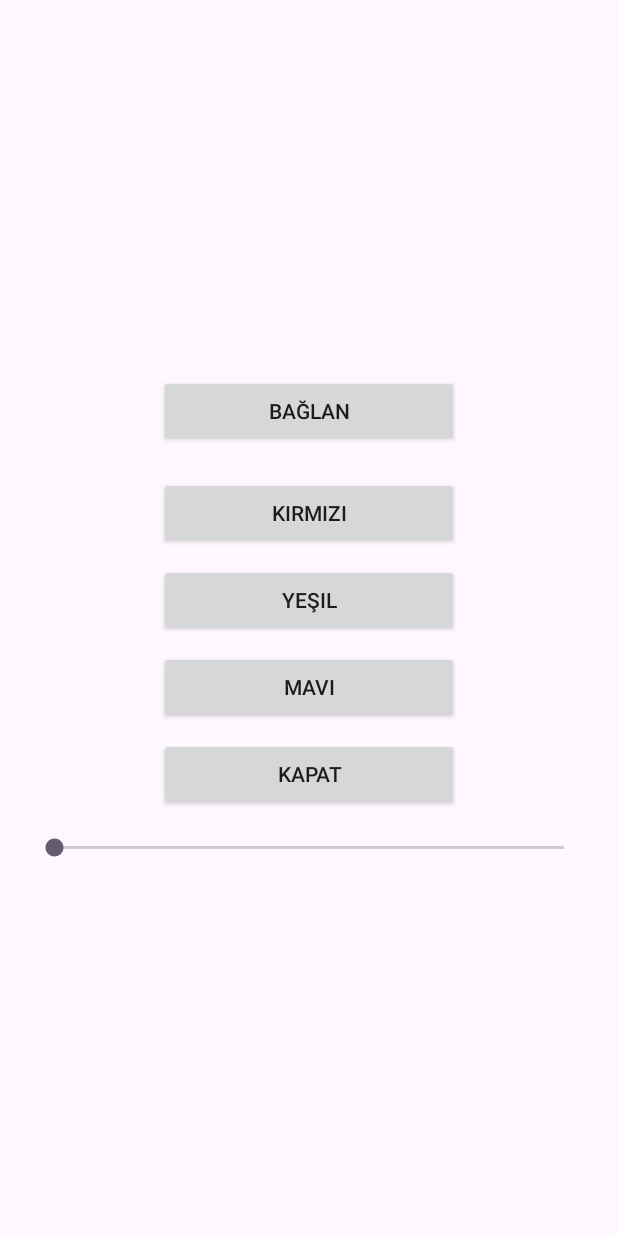
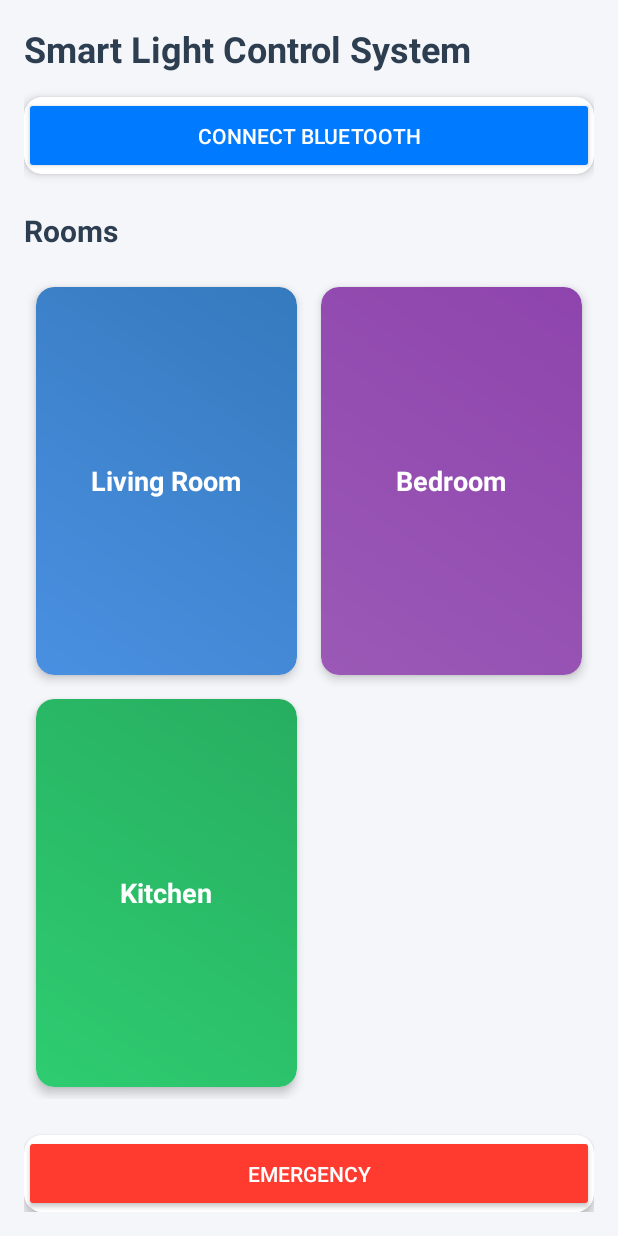
Before and after one commit to alperenSri/Light-Control-System, an Android app: the screen it shows after launch (MainActivity), on a phone screen of 412 x 824 dp. Run offline under Robolectric (Android 15) with nearby library versions, the phone set to English and light mode, and no system bars.

Commit message:
completed-ui
ui completed

```diff
--- a/app/src/main/AndroidManifest.xml
+++ b/app/src/main/AndroidManifest.xml
@@ -27,6 +27,9 @@
                 <category android:name="android.intent.category.LAUNCHER" />
             </intent-filter>
         </activity>
+        <activity
+            android:name=".RoomControlActivity"
+            android:exported="false" />
     </application>
 
 </manifest>
--- a/app/src/main/java/com/example/lightsystem/MainActivity.java
+++ b/app/src/main/java/com/example/lightsystem/MainActivity.java
@@ -4,14 +4,13 @@ import android.app.Activity;
 import android.bluetooth.BluetoothAdapter;
 import android.bluetooth.BluetoothDevice;
 import android.bluetooth.BluetoothSocket;
+import android.content.Intent;
 import android.content.pm.PackageManager;
 import android.os.Build;
 import android.os.Bundle;
-import android.view.View;
 import android.widget.Button;
-import android.widget.SeekBar;
 import android.widget.Toast;
-
+import androidx.cardview.widget.CardView;
 import androidx.annotation.NonNull;
 import androidx.annotation.RequiresApi;
 import androidx.core.app.ActivityCompat;
@@ -22,7 +21,6 @@ import java.util.Set;
 import java.util.UUID;
 
 public class MainActivity extends Activity {
-
     private static final String DEVICE_NAME = "ESP32_LED";
     private static final UUID UUID_PORT = UUID.fromString("00001101-0000-1000-8000-00805F9B34FB");
     private static final int REQUEST_BLUETOOTH_CONNECT = 100;
@@ -30,9 +28,10 @@ public class MainActivity extends Activity {
     BluetoothAdapter bluetoothAdapter;
     BluetoothDevice device;
     BluetoothSocket bluetoothSocket;
-    OutputStream outputStream;
+    public static OutputStream outputStream;
 
-    Button connectBtn, redBtn, greenBtn, blueBtn, offBtn;
+    private Button connectBtn, emergencyBtn;
+    private CardView room1Card, room2Card, room3Card;
 
     @RequiresApi(api = Build.VERSION_CODES.S)
     @Override
@@ -40,42 +39,49 @@ public class MainActivity extends Activity {
         super.onCreate(savedInstanceState);
         setContentView(R.layout.activity_main);
 
-        connectBtn = findViewById(R.id.connectBtn);
-        redBtn = findViewById(R.id.redBtn);
-        greenBtn = findViewById(R.id.greenBtn);
-        blueBtn = findViewById(R.id.blueBtn);
-        offBtn = findViewById(R.id.offBtn);
-
+        // Initialize Bluetooth
         bluetoothAdapter = BluetoothAdapter.getDefaultAdapter();
 
-        SeekBar brightnessSeekBar = findViewById(R.id.brightnessSeekBar);
+        // Initialize views
+        connectBtn = findViewById(R.id.connectBtn);
+        emergencyBtn = findViewById(R.id.emergencyBtn);
+        room1Card = findViewById(R.id.room1Card);
+        room2Card = findViewById(R.id.room2Card);
+        room3Card = findViewById(R.id.room3Card);
 
-        brightnessSeekBar.setOnSeekBarChangeListener(new SeekBar.OnSeekBarChangeListener() {
-            @Override
-            public void onProgressChanged(SeekBar seekBar, int progress, boolean fromUser) {
-                // 0-255 arası değer gönder
-                sendData("BRIGHT:" + progress + "\n");
-            }
-
-            @Override
-            public void onStartTrackingTouch(SeekBar seekBar) {}
-
-            @Override
-            public void onStopTrackingTouch(SeekBar seekBar) {}
-        });
-
+        // Check Bluetooth permissions
         if (ActivityCompat.checkSelfPermission(this,
                 android.Manifest.permission.BLUETOOTH_CONNECT) != PackageManager.PERMISSION_GRANTED) {
-            ActivityCompat.requestPermissions(this, new String[] { android.Manifest.permission.BLUETOOTH_CONNECT },
+            ActivityCompat.requestPermissions(this,
+                    new String[] { android.Manifest.permission.BLUETOOTH_CONNECT },
                     REQUEST_BLUETOOTH_CONNECT);
         }
 
+        // Set click listeners
         connectBtn.setOnClickListener(v -> connectToBluetooth());
 
-        redBtn.setOnClickListener(v -> sendData("RED\n"));
-        greenBtn.setOnClickListener(v -> sendData("GREEN\n"));
-        blueBtn.setOnClickListener(v -> sendData("BLUE\n"));
-        offBtn.setOnClickListener(v -> sendData("OFF\n"));
+        room1Card.setOnClickListener(v -> {
+            Intent intent = new Intent(MainActivity.this, RoomControlActivity.class);
+            intent.putExtra("ROOM_ID", 1);
+            intent.putExtra("ROOM_NAME", "Living Room");
+            startActivity(intent);
+        });
+
+        room2Card.setOnClickListener(v -> {
+            Intent intent = new Intent(MainActivity.this, RoomControlActivity.class);
+            intent.putExtra("ROOM_ID", 2);
+            intent.putExtra("ROOM_NAME", "Bedroom");
+            startActivity(intent);
+        });
+
+        room3Card.setOnClickListener(v -> {
+            Intent intent = new Intent(MainActivity.this, RoomControlActivity.class);
+            intent.putExtra("ROOM_ID", 3);
+            intent.putExtra("ROOM_NAME", "Kitchen");
+            startActivity(intent);
+        });
+
+        emergencyBtn.setOnClickListener(v -> activateEmergencyMode());
     }
 
     private void connectToBluetooth() {
@@ -113,20 +119,23 @@ public class MainActivity extends Activity {
         }
     }
 
-    private void sendData(String data) {
-        try {
-            if (outputStream != null) {
-                outputStream.write(data.getBytes());
-                Toast.makeText(this, "Gönderildi: " + data.trim(), Toast.LENGTH_SHORT).show();
+    private void activateEmergencyMode() {
+        if (outputStream != null) {
+            try {
+                // Turn all LEDs red
+                outputStream.write("EMERGENCY\n".getBytes());
+                Toast.makeText(this, "Acil durum modu aktif", Toast.LENGTH_SHORT).show();
+            } catch (IOException e) {
+                Toast.makeText(this, "Komut gönderilemedi", Toast.LENGTH_SHORT).show();
             }
-        } catch (IOException e) {
-            Toast.makeText(this, "Gönderim hatası", Toast.LENGTH_SHORT).show();
+        } else {
+            Toast.makeText(this, "Bluetooth bağlantısı yok", Toast.LENGTH_SHORT).show();
         }
     }
 
     @Override
     public void onRequestPermissionsResult(int requestCode, @NonNull String[] permissions,
-                                           @NonNull int[] grantResults) {
+            @NonNull int[] grantResults) {
         if (requestCode == REQUEST_BLUETOOTH_CONNECT && grantResults.length > 0
                 && grantResults[0] == PackageManager.PERMISSION_GRANTED) {
             Toast.makeText(this, "İzin verildi", Toast.LENGTH_SHORT).show();
@@ -134,4 +143,16 @@ public class MainActivity extends Activity {
             Toast.makeText(this, "İzin reddedildi", Toast.LENGTH_SHORT).show();
         }
     }
+
+    @Override
+    protected void onDestroy() {
+        super.onDestroy();
+        if (bluetoothSocket != null) {
+            try {
+                bluetoothSocket.close();
+            } catch (IOException e) {
+                e.printStackTrace();
+            }
+        }
+    }
 }
--- /dev/null
+++ b/app/src/main/res/drawable/bedroom_bg.xml
@@ -0,0 +1,8 @@
+<?xml version="1.0" encoding="utf-8"?>
+<shape xmlns:android="http://schemas.android.com/apk/res/android">
+    <gradient
+        android:startColor="#9B59B6"
+        android:endColor="#8E44AD"
+        android:angle="45"/>
+    <corners android:radius="12dp"/>
+</shape>
--- /dev/null
+++ b/app/src/main/res/drawable/kitchen_bg.xml
@@ -0,0 +1,8 @@
+<?xml version="1.0" encoding="utf-8"?>
+<shape xmlns:android="http://schemas.android.com/apk/res/android">
+    <gradient
+        android:startColor="#2ECC71"
+        android:endColor="#27AE60"
+        android:angle="45"/>
+    <corners android:radius="12dp"/>
+</shape>
--- /dev/null
+++ b/app/src/main/res/drawable/living_room_bg.xml
@@ -0,0 +1,8 @@
+<?xml version="1.0" encoding="utf-8"?>
+<shape xmlns:android="http://schemas.android.com/apk/res/android">
+    <gradient
+        android:startColor="#4A90E2"
+        android:endColor="#357ABD"
+        android:angle="45"/>
+    <corners android:radius="12dp"/>
+</shape>
--- a/app/src/main/res/layout/activity_main.xml
+++ b/app/src/main/res/layout/activity_main.xml
@@ -1,51 +1,155 @@
 <?xml version="1.0" encoding="utf-8"?>
 <LinearLayout xmlns:android="http://schemas.android.com/apk/res/android"
+    xmlns:app="http://schemas.android.com/apk/res-auto"
     android:orientation="vertical"
     android:layout_width="match_parent"
     android:layout_height="match_parent"
-    android:gravity="center"
-    android:padding="20dp">
+    android:background="#F5F6FA"
+    android:padding="16dp">
 
-    <Button
-        android:id="@+id/connectBtn"
-        android:text="Bağlan"
-        android:layout_width="200dp"
-        android:layout_height="wrap_content"
-        android:layout_marginBottom="20dp"/>
-
-    <Button
-        android:id="@+id/redBtn"
-        android:text="Kırmızı"
-        android:layout_width="200dp"
-        android:layout_height="wrap_content"
-        android:layout_marginBottom="10dp"/>
-
-    <Button
-        android:id="@+id/greenBtn"
-        android:text="Yeşil"
-        android:layout_width="200dp"
-        android:layout_height="wrap_content"
-        android:layout_marginBottom="10dp"/>
-
-    <Button
-        android:id="@+id/blueBtn"
-        android:text="Mavi"
-        android:layout_width="200dp"
-        android:layout_height="wrap_content"
-        android:layout_marginBottom="10dp"/>
-
-    <Button
-        android:id="@+id/offBtn"
-        android:text="Kapat"
-        android:layout_width="200dp"
-        android:layout_height="wrap_content"/>
-
-    <SeekBar
-        android:id="@+id/brightnessSeekBar"
+    <TextView
         android:layout_width="match_parent"
         android:layout_height="wrap_content"
-        android:max="255"
-        android:layout_marginTop="16dp"
-        />
+        android:text="Smart Light Control System"
+        android:textSize="24sp"
+        android:textStyle="bold"
+        android:textColor="#2C3E50"
+        android:layout_marginBottom="16dp"/>
+
+    <androidx.cardview.widget.CardView
+        android:layout_width="match_parent"
+        android:layout_height="wrap_content"
+        app:cardCornerRadius="12dp"
+        app:cardElevation="4dp"
+        android:layout_marginBottom="24dp">
+
+        <Button
+            android:id="@+id/connectBtn"
+            android:layout_width="match_parent"
+            android:layout_height="wrap_content"
+            android:text="Connect Bluetooth"
+            android:textColor="#FFFFFF"
+            android:backgroundTint="#007AFF"
+            android:padding="16dp"/>
+    </androidx.cardview.widget.CardView>
+
+    <TextView
+        android:layout_width="match_parent"
+        android:layout_height="wrap_content"
+        android:text="Rooms"
+        android:textSize="20sp"
+        android:textStyle="bold"
+        android:textColor="#2C3E50"
+        android:layout_marginBottom="16dp"/>
+
+    <GridLayout
+        android:layout_width="match_parent"
+        android:layout_height="0dp"
+        android:layout_weight="1"
+        android:columnCount="2"
+        android:rowCount="2">
+
+        <androidx.cardview.widget.CardView
+            android:id="@+id/room1Card"
+            android:layout_width="0dp"
+            android:layout_height="0dp"
+            android:layout_columnWeight="1"
+            android:layout_rowWeight="1"
+            android:layout_margin="8dp"
+            app:cardCornerRadius="12dp"
+            app:cardElevation="4dp">
+
+            <LinearLayout
+                android:layout_width="match_parent"
+                android:layout_height="match_parent"
+                android:orientation="vertical"
+                android:gravity="center"
+                android:background="@drawable/living_room_bg"
+                android:padding="16dp">
+
+                <TextView
+                    android:layout_width="wrap_content"
+                    android:layout_height="wrap_content"
+                    android:text="Living Room"
+                    android:textColor="#FFFFFF"
+                    android:textSize="18sp"
+                    android:textStyle="bold"/>
+            </LinearLayout>
+        </androidx.cardview.widget.CardView>
+
+        <androidx.cardview.widget.CardView
+            android:id="@+id/room2Card"
+            android:layout_width="0dp"
+            android:layout_height="0dp"
+            android:layout_columnWeight="1"
+            android:layout_rowWeight="1"
+            android:layout_margin="8dp"
+            app:cardCornerRadius="12dp"
+            app:cardElevation="4dp">
+
+            <LinearLayout
+                android:layout_width="match_parent"
+                android:layout_height="match_parent"
+                android:orientation="vertical"
+                android:gravity="center"
+                android:background="@drawable/bedroom_bg"
+                android:padding="16dp">
+
+                <TextView
+                    android:layout_width="wrap_content"
+                    android:layout_height="wrap_content"
+                    android:text="Bedroom"
+                    android:textColor="#FFFFFF"
+                    android:textSize="18sp"
+                    android:textStyle="bold"/>
+            </LinearLayout>
+        </androidx.cardview.widget.CardView>
+
+        <androidx.cardview.widget.CardView
+            android:id="@+id/room3Card"
+            android:layout_width="0dp"
+            android:layout_height="0dp"
+            android:layout_columnWeight="1"
+            android:layout_rowWeight="1"
+            android:layout_margin="8dp"
+            app:cardCornerRadius="12dp"
+            app:cardElevation="4dp">
+
+            <LinearLayout
+                android:layout_width="match_parent"
+                android:layout_height="match_parent"
+                android:orientation="vertical"
+                android:gravity="center"
+                android:background="@drawable/kitchen_bg"
+                android:padding="16dp">
+
+                <TextView
+                    android:layout_width="wrap_content"
+                    android:layout_height="wrap_content"
+                    android:text="Kitchen"
+                    android:textColor="#FFFFFF"
+                    android:textSize="18sp"
+                    android:textStyle="bold"/>
+            </LinearLayout>
+        </androidx.cardview.widget.CardView>
+
+    </GridLayout>
+
+    <androidx.cardview.widget.CardView
+        android:layout_width="match_parent"
+        android:layout_height="wrap_content"
+        app:cardCornerRadius="12dp"
+        app:cardElevation="4dp"
+        android:layout_marginTop="24dp">
+
+        <Button
+            android:id="@+id/emergencyBtn"
+            android:layout_width="match_parent"
+            android:layout_height="wrap_content"
+            android:text="EMERGENCY"
+            android:textColor="#FFFFFF"
+            android:backgroundTint="#FF3B30"
+            android:padding="16dp"/>
+    </androidx.cardview.widget.CardView>
 
 </LinearLayout>
```
Also changed, not shown: app/src/main/java/com/example/lightsystem/RoomControlActivity.java (added, +100 -0 lines), app/src/main/res/drawable/ic_bedroom.xml (added, +10 -0 lines), app/src/main/res/drawable/ic_kitchen.xml (added, +10 -0 lines), app/src/main/res/drawable/ic_living_room.xml (added, +10 -0 lines), app/src/main/res/layout/room_control_activity.xml (added, +177 -0 lines), 1 other file.
